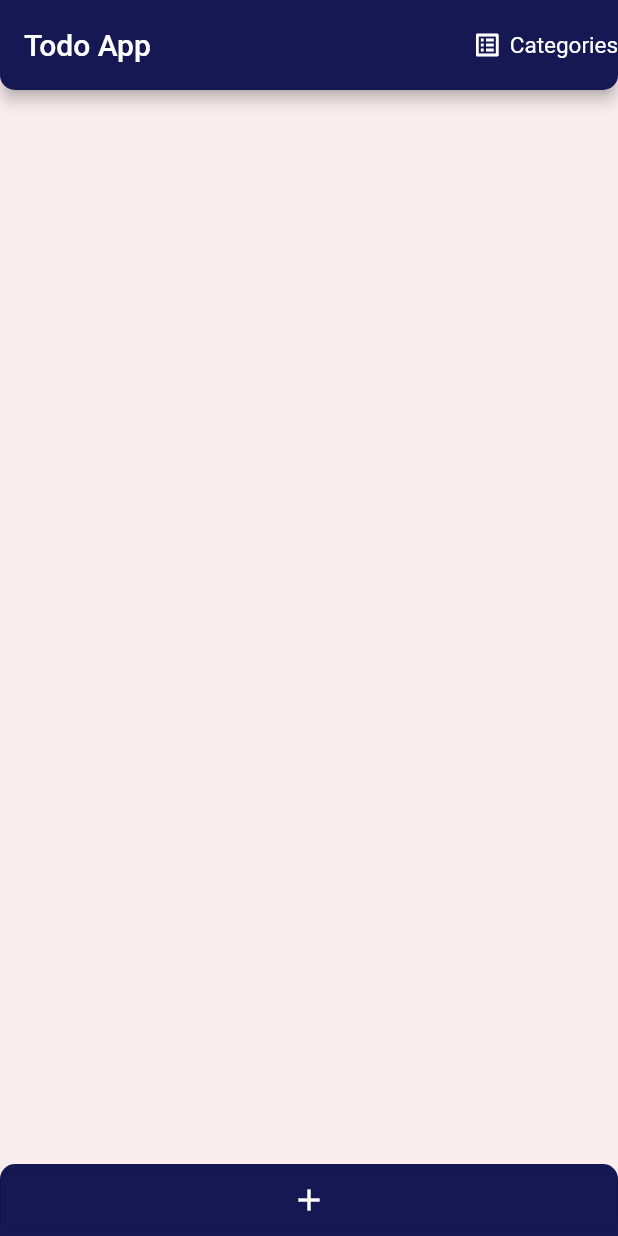
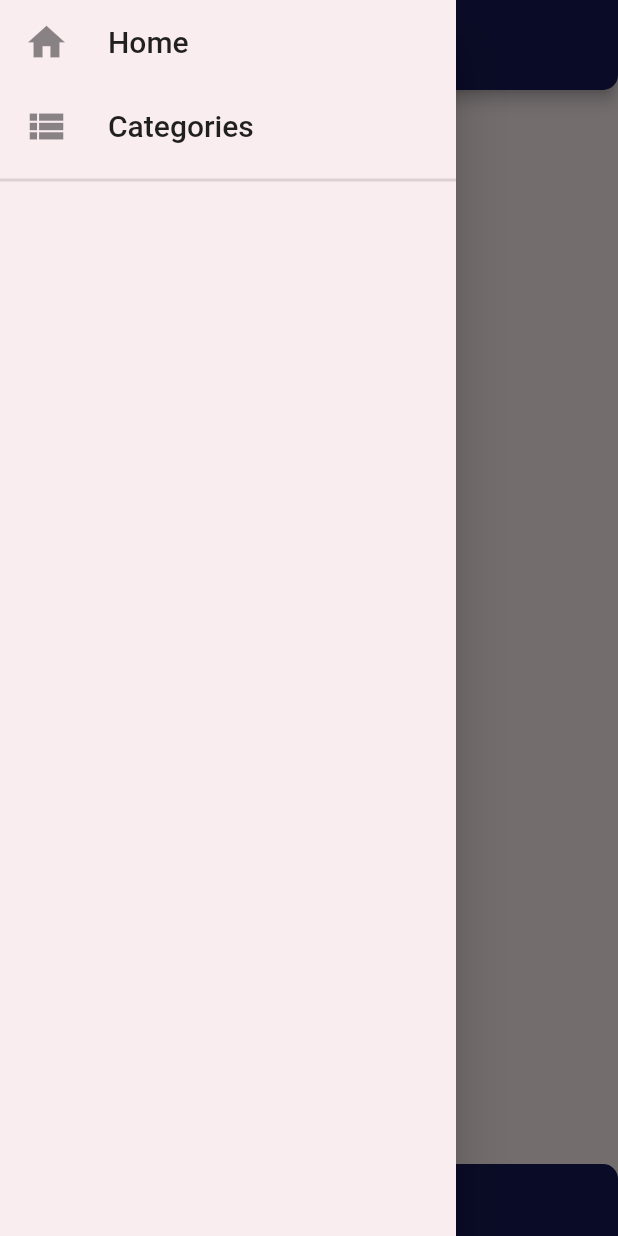
Before and after one commit to pndychrg/todo_app, a Flutter app: the screen it shows after launch, with the side drawer open (before the commit the screen has no drawer), on a phone screen of 412 x 824 dp. Run offline on Flutter 3.47's test engine with Material 2 defaults, Android fonts, the phone set to English and light mode, and no system bars; our stand-ins replace google_fonts, sqflite; accounts and stored records are empty.

Commit message:
Edited Card and Added Edit and Delete Button

```diff
--- /dev/null
+++ b/lib/helpers/drawer_navigation.dart
@@ -0,0 +1,95 @@
+import 'package:flutter/material.dart';
+import 'package:todo_app/constants.dart';
+import 'package:todo_app/screens/categories_screen.dart';
+import 'package:todo_app/screens/home_screen.dart';
+import 'package:todo_app/screens/todo_by_category.dart';
+import 'package:todo_app/services/category_service.dart';
+
+class DrawerNavigation extends StatefulWidget {
+  const DrawerNavigation({Key? key}) : super(key: key);
+
+  @override
+  _DrawerNavigationState createState() => _DrawerNavigationState();
+}
+
+class _DrawerNavigationState extends State<DrawerNavigation> {
+  List<Widget> _categoryList = <Widget>[];
+
+  CategoryService _categoryService = CategoryService();
+
+  @override
+  initState() {
+    super.initState();
+    getAllCategories();
+  }
+
+  getAllCategories() async {
+    var categories = await _categoryService.readCategories();
+
+    categories.forEach((category) {
+      setState(() {
+        _categoryList.add(InkWell(
+          onTap: () => Navigator.push(
+              context,
+              new MaterialPageRoute(
+                  builder: (context) => new TodosByCategory(
+                        category: category['name'],
+                      ))),
+          child: ListTile(
+            title: Text(category['name']),
+          ),
+        ));
+      });
+    });
+  }
+
+  @override
+  Widget build(BuildContext context) {
+    return Container(
+      child: Drawer(
+        backgroundColor: Theme.of(context).scaffoldBackgroundColor,
+        child: ListView(
+          children: <Widget>[
+            ListTile(
+              title: Text(
+                "Home",
+                style: TextStyle(fontSize: 20),
+              ),
+              leading: Icon(
+                Icons.home,
+                size: 30,
+              ),
+              onTap: () => Navigator.push(
+                context,
+                MaterialPageRoute(builder: (context) => HomeScreen()),
+              ),
+            ),
+            ListTile(
+              title: Text(
+                "Categories",
+                style: TextStyle(fontSize: 20),
+              ),
+              leading: Icon(
+                Icons.view_list,
+                size: 30,
+              ),
+              onTap: () {
+                Navigator.pop(context);
+                Navigator.push(
+                    context,
+                    MaterialPageRoute(
+                        builder: (context) => CategoriesScreen()));
+              },
+            ),
+            Divider(
+              thickness: 2,
+            ),
+            Column(
+              children: _categoryList,
+            ),
+          ],
+        ),
+      ),
+    );
+  }
+}
--- a/lib/screens/categories_screen.dart
+++ b/lib/screens/categories_screen.dart
@@ -336,7 +336,10 @@ class _CategoriesScreenState extends State<CategoriesScreen> {
         onPressed: () {
           _showFormDailog(context);
         },
-        child: Icon(Icons.add),
+        child: Icon(
+          Icons.add,
+          color: Colors.white,
+        ),
       ),
     );
   }
--- a/lib/screens/home_screen.dart
+++ b/lib/screens/home_screen.dart
@@ -4,6 +4,7 @@ import 'dart:async';
 import 'package:flutter/material.dart';
 import 'package:google_fonts/google_fonts.dart';
 import 'package:todo_app/constants.dart';
+import 'package:todo_app/helpers/drawer_navigation.dart';
 import 'package:todo_app/modals/todo.dart';
 import 'package:todo_app/screens/categories_screen.dart';
 import 'package:todo_app/screens/task_pop.dart';
@@ -69,25 +70,13 @@ class _HomeScreenState extends State<HomeScreen> {
     });
   }
 
-  // getting all categories
-  List _categoryList = [];
-  CategoryService _categoryService = CategoryService();
-  getAllCategories_home() async {
-    var categories = await _categoryService.readCategories();
-    categories.forEach((category) {
-      setState(() {
-        _categoryList.add(category['name']);
-      });
-    });
-  }
-
   @override
   initState() {
     // getAllCategories_home();
     super.initState();
     _loadCategories();
     getAllTodos();
-    getAllCategories_home();
+    // getAllCategories_home();
   }
 
   //function for loading Categories
@@ -246,77 +235,11 @@ class _HomeScreenState extends State<HomeScreen> {
           "Todo App",
           textAlign: TextAlign.center,
         ),
-        actions: <Widget>[
-          InkWell(
-            onTap: () {
-              Navigator.pop(context);
-              Navigator.push(context,
-                  MaterialPageRoute(builder: (context) => CategoriesScreen()));
-            },
-            child: Row(
-              children: [
-                Icon(
-                  Icons.list_alt_outlined,
-                  color: Colors.white,
-                  size: 20,
       ),
-                SizedBox(
-                  width: 5,
-                ),
-                Text("Categories",
-                    style: TextStyle(color: Colors.white, fontSize: 15)),
-              ],
-            ),
-          ),
-        ],
-      ),
-      // floatingActionButton: FloatingActionButton(
-      //   onPressed: () {
-      //     _addDailogBox(context);
-      //   },
-      //   child: Icon(Icons.add),
-      // ),
+      drawer: DrawerNavigation(),
       body: Container(
         child: Column(
           children: [
-            //top categories List
-            SizedBox(
-              height: 54,
-              child: Padding(
-                padding: const EdgeInsets.only(left: 4.0, top: 4.0),
-                child: Expanded(
-                  child: ListView.builder(
-                    shrinkWrap: true,
-                    scrollDirection: Axis.horizontal,
-                    itemCount: _categoryList.length,
-                    itemBuilder: (context, index) {
-                      return InkWell(
-                        onTap: () => Navigator.push(
-                            context,
-                            new MaterialPageRoute(
-                                builder: (context) => TodosByCategory(
-                                      category: _categoryList[index],
-                                    ))),
-                        child: Card(
-                          shape: RoundedRectangleBorder(
-                            borderRadius: BorderRadius.circular(15),
-                          ),
-                          elevation: 5.0,
-                          child: Container(
-                            padding: EdgeInsets.all(12),
-                            child: Text(
-                              _categoryList[index],
-                              style: GoogleFonts.roboto(
-                                  fontSize: 17, fontWeight: FontWeight.w500),
-                            ),
-                          ),
-                        ),
-                      );
-                    },
-                  ),
-                ),
-              ),
-            ),
             SizedBox(
               height: 10,
             ),
@@ -332,7 +255,9 @@ class _HomeScreenState extends State<HomeScreen> {
                         borderRadius: BorderRadius.circular(15),
                       ),
                       elevation: 5.0,
-                      child: ListTile(
+                      child: Column(
+                        children: <Widget>[
+                          ListTile(
                             title: Row(
                               children: <Widget>[
                                 SizedBox(
@@ -362,7 +287,7 @@ class _HomeScreenState extends State<HomeScreen> {
                             trailing: Text(_todoList[index].todoDate),
                             leading: IconButton(
                               padding: EdgeInsets.zero,
-                          icon: Icon(Icons.visibility),
+                              icon: Icon(Icons.list),
                               onPressed: () => showDialog(
                                 context: context,
                                 builder: (BuildContext context) =>
@@ -370,12 +295,29 @@ class _HomeScreenState extends State<HomeScreen> {
                               ),
                             ),
                           ),
+                          Row(
+                            mainAxisAlignment: MainAxisAlignment.end,
+                            children: <Widget>[
+                              IconButton(
+                                onPressed: () {},
+                                icon: Icon(Icons.edit),
+                              ),
+                              IconButton(
+                                onPressed: () {},
+                                icon: Icon(
+                                  Icons.delete,
+                                  color: Colors.red,
+                                ),
+                              ),
+                            ],
+                          ),
+                        ],
+                      ),
                     ),
                   );
                 },
               ),
             ),
-            //bottom navigation Button
             Container(
               decoration: BoxDecoration(
                 borderRadius: BorderRadius.only(
@@ -385,11 +327,11 @@ class _HomeScreenState extends State<HomeScreen> {
                 color: kpurpleColor,
               ),
               width: double.infinity,
-              child: OutlinedButton(
+              child: IconButton(
                 onPressed: () {
                   _addDailogBox(context);
                 },
-                child: Icon(
+                icon: Icon(
                   Icons.add,
                   color: Colors.white,
                 ),
```
Also changed, not shown: lib/screens/task_pop.dart (+97 -16 lines). Lines whose indentation alone changed are shown as unchanged.
